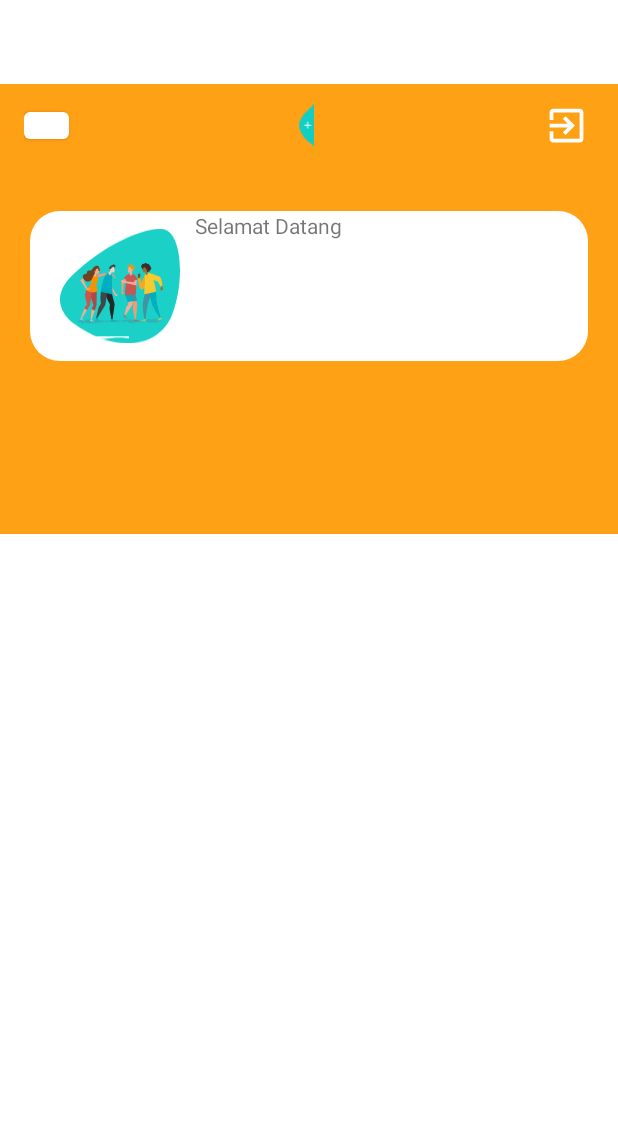
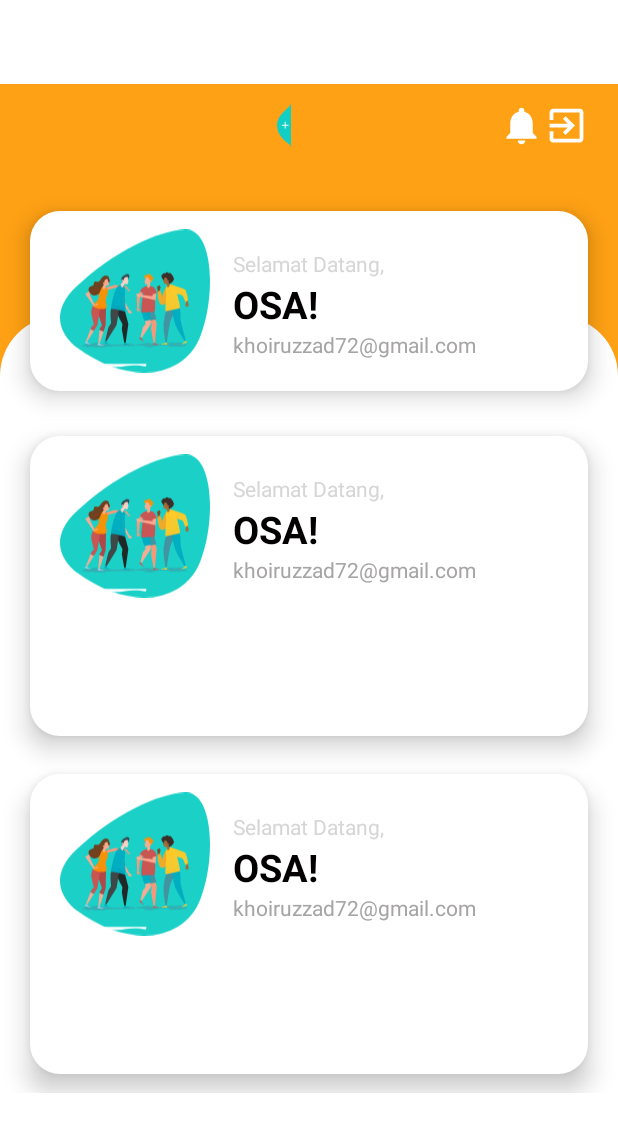
Before and after one commit to osakhoiruzzadxirpl4029/TA-UM-Andro, an Android app: the MainActivity screen opened directly, with no data from a screen before it, on a phone screen of 412 x 824 dp. Shown: the top 1132 px of the screen. Run offline under Robolectric (Android 15) with nearby library versions, the phone set to English and light mode, and no system bars; our stand-ins replace Firebase (no records; nobody signed in at launch, a user with empty details on screens opened directly); 2 statements that could not run were skipped.

Commit message:
Logged in view

```diff
--- a/app/src/main/java/com/example/sistemta/MainActivity.java
+++ b/app/src/main/java/com/example/sistemta/MainActivity.java
@@ -22,8 +22,6 @@ public class MainActivity extends AppCompatActivity {
     protected void onCreate(Bundle savedInstanceState) {
         super.onCreate(savedInstanceState);
         setContentView(R.layout.activity_main);
-        sol = findViewById(R.id.sol1);
-        buz = findViewById(R.id.buz1);
         mDatabase = FirebaseDatabase.getInstance().getReference();
 
         if (sol.isChecked()){
--- /dev/null
+++ b/app/src/main/res/drawable/background_main.xml
@@ -0,0 +1,5 @@
+<?xml version="1.0" encoding="utf-8"?>
+<shape android:shape="rectangle" xmlns:android="http://schemas.android.com/apk/res/android">
+    <solid android:color="#FFFFFF"/>
+    <corners android:topRightRadius="40dp" android:topLeftRadius="40dp"/>
+</shape>
--- /dev/null
+++ b/app/src/main/res/drawable/ic_baseline_notifications_24.xml
@@ -0,0 +1,5 @@
+<vector android:height="24dp" android:tint="#FFFFFF"
+    android:viewportHeight="24" android:viewportWidth="24"
+    android:width="24dp" xmlns:android="http://schemas.android.com/apk/res/android">
+    <path android:fillColor="@android:color/white" android:pathData="M12,22c1.1,0 2,-0.9 2,-2h-4c0,1.1 0.89,2 2,2zM18,16v-5c0,-3.07 -1.64,-5.64 -4.5,-6.32L13.5,4c0,-0.83 -0.67,-1.5 -1.5,-1.5s-1.5,0.67 -1.5,1.5v0.68C7.63,5.36 6,7.92 6,11v5l-2,2v1h16v-1l-2,-2z"/>
+</vector>
--- a/app/src/main/res/layout/activity_main.xml
+++ b/app/src/main/res/layout/activity_main.xml
@@ -8,12 +8,10 @@
     android:focusableInTouchMode="true"
     android:theme="@style/AppTheme.NoActionBar"
     tools:context=".MainActivity">
-
     <LinearLayout
         android:layout_width="match_parent"
         android:layout_height="300dp"
-        android:background="@color/slight_orange"
-        >
+        android:background="@color/slight_orange">
         <androidx.appcompat.widget.Toolbar
             android:layout_width="match_parent"
             android:layout_height="wrap_content">
@@ -22,15 +20,17 @@
                 android:layout_marginRight="19dp"
                 android:layout_height="wrap_content"
                 android:orientation="horizontal">
+                <ImageView
+                    android:layout_width="match_parent"
+                    android:layout_height="30dp"
+                    android:layout_marginLeft="30dp"
+                    android:layout_weight="1"
+                    android:src="@drawable/ic_add_img"/>
                 <Button
                     android:layout_width="30dp"
                     android:layout_height="30dp"
-                    android:background="@color/transparent"/>
-                <ImageView
-                    android:layout_width="match_parent"
-                    android:layout_height="30dp"
-                    android:layout_weight="1"
-                    android:src="@drawable/ic_add_img"/>
+                    style="@style/bell_button"/>
+
                 <Button
                     android:layout_width="30dp"
                     android:layout_height="30dp"
@@ -38,11 +38,11 @@
                     />
             </LinearLayout>
         </androidx.appcompat.widget.Toolbar>
-
     </LinearLayout>
     <LinearLayout
+        android:elevation="10dp"
         android:layout_width="match_parent"
-        android:layout_height="100dp"
+        android:layout_height="120dp"
         android:layout_marginTop="-215dp"
         android:layout_marginLeft="20dp"
         android:layout_marginRight="20dp"
@@ -51,22 +51,147 @@
             android:layout_width="match_parent"
             android:layout_height="wrap_content"
             android:orientation="horizontal">
-
             <ImageView
-                android:layout_width="80dp"
-                android:layout_height="80dp"
+                android:layout_width="100dp"
+                android:layout_height="100dp"
                 android:layout_marginTop="10dp"
                 android:layout_marginLeft="20dp"
                 android:layout_alignParentTop="true"
                 android:layout_alignParentRight="true"
                 android:src="@drawable/ic_register_hero" />
-            <TextView
+            <LinearLayout
+                android:layout_width="match_parent"
+                android:orientation="vertical"
+                android:layout_marginTop="10dp"
+                android:layout_marginLeft="15dp"
+                android:layout_height="match_parent">
+                <TextView
+                    android:layout_width="150dp"
+                    android:layout_height="wrap_content"
+                    android:textColor="@color/black"
+                    android:layout_marginTop="15dp"
+                    android:text="Selamat Datang," />
+
+                <TextView
+                    android:layout_width="112dp"
+                    android:layout_height="wrap_content"
+                    android:text="OSA!"
+                    style="@style/viewParent.headerText.NoMode"
+                    />
+                <TextView
+                    android:layout_width="match_parent"
+                    android:layout_height="wrap_content"
+                    android:textColor="@color/email_grey"
+                    android:text="khoiruzzad72@gmail.com"
+                    />
+            </LinearLayout>
+        </LinearLayout>
+    </LinearLayout>
+    <LinearLayout
+        android:layout_width="match_parent"
+        android:layout_height="match_parent"
+        android:orientation="vertical"
+        android:layout_marginTop="-50dp"
+        android:background="@drawable/background_main">
+        <LinearLayout
+            android:elevation="10dp"
+            android:layout_width="match_parent"
+            android:layout_height="200dp"
+            android:layout_marginTop="80dp"
+            android:layout_marginLeft="20dp"
+            android:layout_marginRight="20dp"
+            android:background="@drawable/logged_view">
+            <LinearLayout
                 android:layout_width="match_parent"
                 android:layout_height="wrap_content"
-                android:layout_marginLeft="10dp"
-                android:text="Selamat Datang\n"
-                />
+                android:orientation="horizontal">
+                <ImageView
+                    android:layout_width="100dp"
+                    android:layout_height="100dp"
+                    android:layout_marginTop="10dp"
+                    android:layout_marginLeft="20dp"
+                    android:layout_alignParentTop="true"
+                    android:layout_alignParentRight="true"
+                    android:src="@drawable/ic_register_hero" />
+                <LinearLayout
+                    android:layout_width="match_parent"
+                    android:orientation="vertical"
+                    android:layout_marginTop="10dp"
+                    android:layout_marginLeft="15dp"
+                    android:layout_height="match_parent">
+                    <TextView
+                        android:layout_width="150dp"
+                        android:layout_height="wrap_content"
+                        android:textColor="@color/black"
+                        android:layout_marginTop="15dp"
+                        android:text="Selamat Datang," />
+
+                    <TextView
+                        android:layout_width="112dp"
+                        android:layout_height="wrap_content"
+                        android:text="OSA!"
+                        style="@style/viewParent.headerText.NoMode"
+                        />
+                    <TextView
+                        android:layout_width="match_parent"
+                        android:layout_height="wrap_content"
+                        android:textColor="@color/email_grey"
+                        android:text="khoiruzzad72@gmail.com"
+                        />
+                </LinearLayout>
+            </LinearLayout>
+
         </LinearLayout>
+        <LinearLayout
+            android:elevation="10dp"
+            android:layout_width="match_parent"
+            android:layout_height="200dp"
+            android:layout_marginTop="25dp"
+            android:layout_marginLeft="20dp"
+            android:layout_marginRight="20dp"
+            android:background="@drawable/logged_view">
+            <LinearLayout
+                android:layout_width="match_parent"
+                android:layout_height="wrap_content"
+                android:orientation="horizontal">
+                <ImageView
+                    android:layout_width="100dp"
+                    android:layout_height="100dp"
+                    android:layout_marginTop="10dp"
+                    android:layout_marginLeft="20dp"
+                    android:layout_alignParentTop="true"
+                    android:layout_alignParentRight="true"
+                    android:src="@drawable/ic_register_hero" />
+                <LinearLayout
+                    android:layout_width="match_parent"
+                    android:orientation="vertical"
+                    android:layout_marginTop="10dp"
+                    android:layout_marginLeft="15dp"
+                    android:layout_height="match_parent">
+                    <TextView
+                        android:layout_width="150dp"
+                        android:layout_height="wrap_content"
+                        android:textColor="@color/black"
+                        android:layout_marginTop="15dp"
+                        android:text="Selamat Datang," />
+
+                    <TextView
+                        android:layout_width="112dp"
+                        android:layout_height="wrap_content"
+                        android:text="OSA!"
+                        style="@style/viewParent.headerText.NoMode"
+                        />
+                    <TextView
+                        android:layout_width="match_parent"
+                        android:layout_height="wrap_content"
+                        android:textColor="@color/email_grey"
+                        android:text="khoiruzzad72@gmail.com"
+                        />
+                </LinearLayout>
+            </LinearLayout>
+
+        </LinearLayout>
+
 
 
     </LinearLayout>
--- a/app/src/main/res/values/colors.xml
+++ b/app/src/main/res/values/colors.xml
@@ -1,6 +1,7 @@
 <?xml version="1.0" encoding="utf-8"?>
 <resources>
     <color name="colorPrimary">#FFFFFF</color>
+    <color name="email_grey">#a6a4a4</color>
     <color name="colorPrimaryDark">#000</color>
     <color name="colorAccent">#11CFC5</color>
     <color name="themeColor">#11CFC5</color>
--- a/app/src/main/res/values/styles.xml
+++ b/app/src/main/res/values/styles.xml
@@ -57,6 +57,11 @@
         <item name="backgroundColor">#FFFFFF</item>
 
     </style>
+    <style name="bell_button">
+        <item name="android:background">@drawable/ic_baseline_notifications_24</item>
+        <item name="backgroundColor">#FFFFFF</item>
+
+    </style>
     <style name="spinnerHintText" parent="parent">
         <item name="android:textSize">@dimen/newsMoreTextSize</item>
         <item name="android:textColor">@color/colorAccent</item>
```
